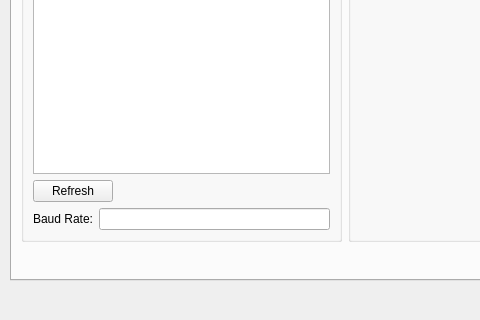
This is DobotMainUI.ui in halfson/open-dobot-gui as Qt 5 draws it before an edit; both pictures show x 0 to 480 and y 190 to 510 of the 625 by 510 pixel window. The edited form follows.
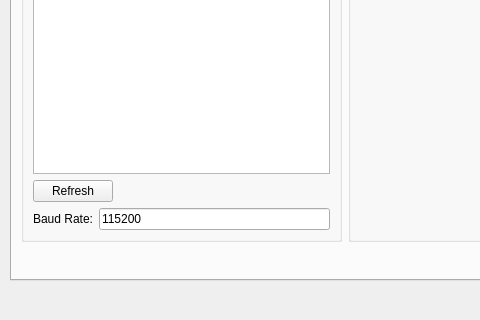
This is the edited form. The open tabs and pages were chosen to show the change.

Commit message:
implement port connection and disconnect functions
mostly done, still need to implement logic for boundary cases

The edit to the form file:
```diff
--- a/DobotMainUI.ui
+++ b/DobotMainUI.ui
@@ -13,6 +13,9 @@
   <property name="windowTitle">
    <string>Open-Dobot-GUI</string>
   </property>
+  <property name="styleSheet">
+   <string notr="true"/>
+  </property>
   <property name="unifiedTitleAndToolBarOnMac">
    <bool>false</bool>
   </property>
@@ -26,6 +29,9 @@
       <height>461</height>
      </rect>
     </property>
+    <property name="styleSheet">
+     <string notr="true"/>
+    </property>
     <property name="currentIndex">
      <number>0</number>
     </property>
@@ -748,7 +754,11 @@
               </widget>
              </item>
              <item>
-              <widget class="QLineEdit" name="lineEdit"/>
+              <widget class="QLineEdit" name="lineEditBaudRate">
+               <property name="text">
+                <string>115200</string>
+               </property>
+              </widget>
              </item>
             </layout>
            </item>
```
Left out of the diff: 76 changed lines with no effect on the pictures. The commit also changes 2 other files.
